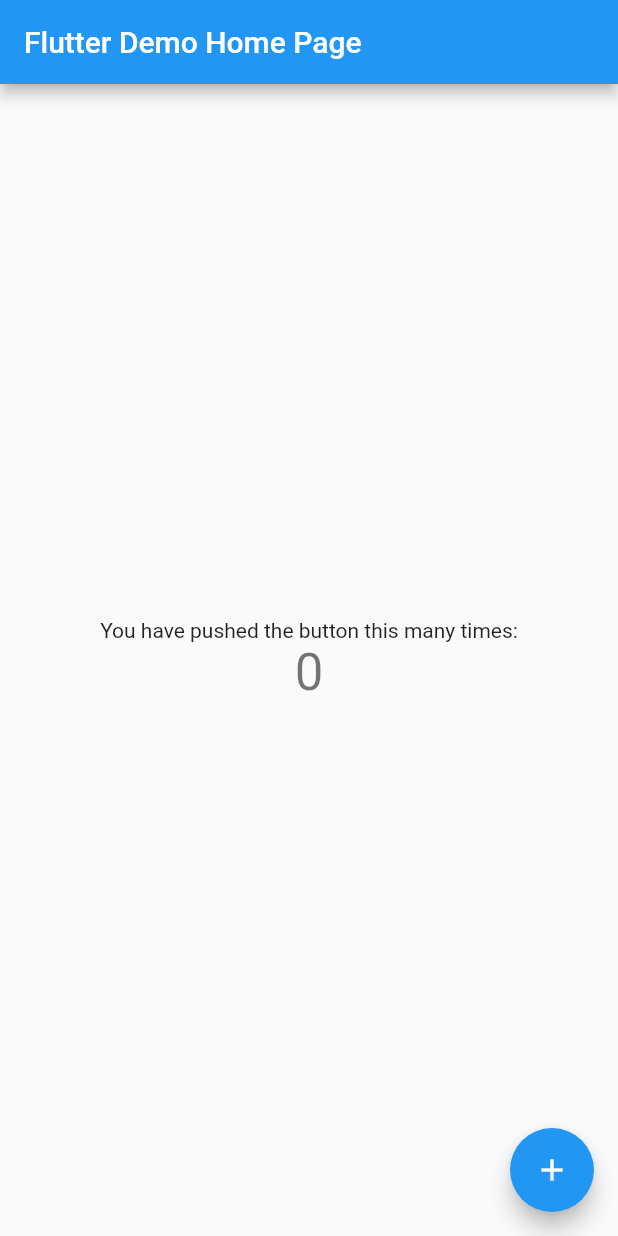
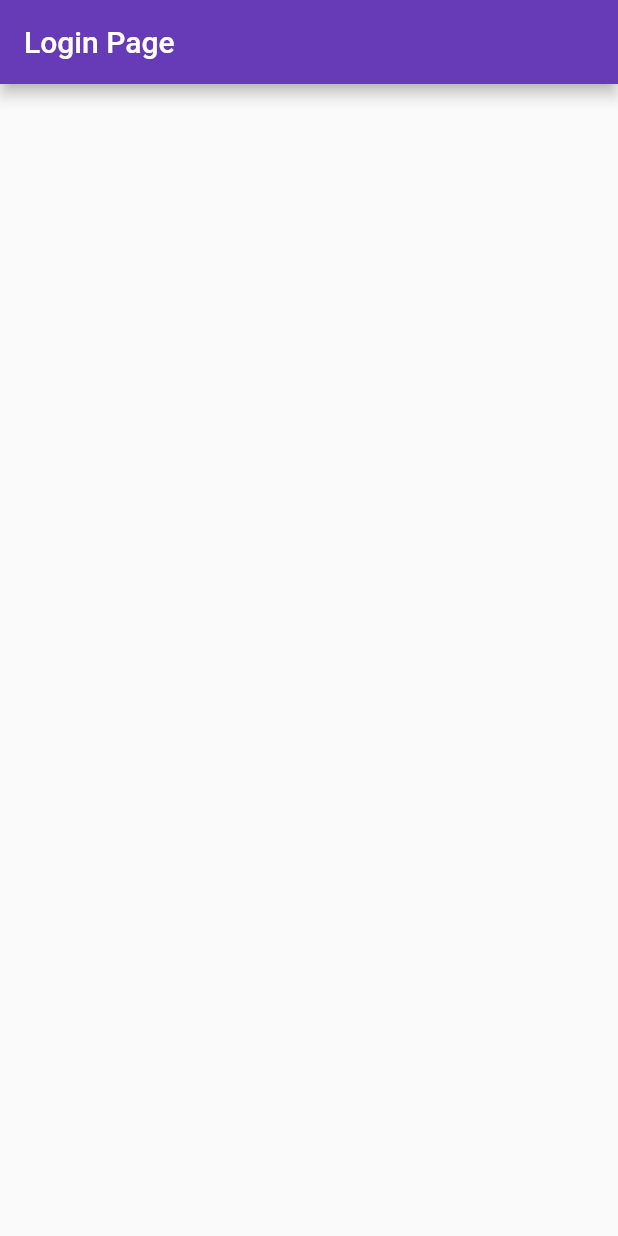
Before and after one commit to sbtckayce/study_flutter_1, a Flutter app: the screen it shows after launch, on a phone screen of 412 x 824 dp. Run offline on Flutter 3.47's test engine with Material 2 defaults, Android fonts, the phone set to English and light mode, and no system bars.

Commit message:
first_screen_commit

```diff
--- /dev/null
+++ b/lib/config/app_router.dart
@@ -0,0 +1,17 @@
+import 'package:flutter/material.dart';
+import 'package:study_flutter/screens/screens.dart';
+
+class AppRouter{
+
+  static Route onGenerateRoute(RouteSettings settings){
+    switch(settings.name){
+      case '/':
+        return HomeScreen.route();
+      default:
+        return errorRoute();
+    }
+  }
+  static Route errorRoute(){
+    return MaterialPageRoute(builder: (_)=> Scaffold(appBar: AppBar(title: const Text('Error'),),));
+  }
+}
--- a/lib/main.dart
+++ b/lib/main.dart
@@ -1,4 +1,6 @@
 import 'package:flutter/material.dart';
+import 'package:study_flutter/config/app_router.dart';
+import 'package:study_flutter/screens/screens.dart';
 
 void main() {
   runApp(const MyApp());
@@ -12,104 +14,14 @@
   Widget build(BuildContext context) {
     return MaterialApp(
       title: 'Flutter Demo',
+      themeMode: ThemeMode.light,
+      darkTheme: ThemeData(brightness: Brightness.dark),
       theme: ThemeData(
-        // This is the theme of your application.
-        //
-        // Try running your application with "flutter run". You'll see the
-        // application has a blue toolbar. Then, without quitting the app, try
-        // changing the primarySwatch below to Colors.green and then invoke
-        // "hot reload" (press "r" in the console where you ran "flutter run",
-        // or simply save your changes to "hot reload" in a Flutter IDE).
-        // Notice that the counter didn't reset back to zero; the application
-        // is not restarted.
-        primarySwatch: Colors.blue,
+
+        primarySwatch: Colors.deepPurple,
       ),
-      home: const MyHomePage(title: 'Flutter Demo Home Page'),
+      onGenerateRoute: AppRouter.onGenerateRoute,
+      initialRoute: HomeScreen.routeName,
     );
   }
 }
-
-class MyHomePage extends StatefulWidget {
-  const MyHomePage({super.key, required this.title});
-
-  // This widget is the home page of your application. It is stateful, meaning
-  // that it has a State object (defined below) that contains fields that affect
-  // how it looks.
-
-  // This class is the configuration for the state. It holds the values (in this
-  // case the title) provided by the parent (in this case the App widget) and
-  // used by the build method of the State. Fields in a Widget subclass are
-  // always marked "final".
-
-  final String title;
-
-  @override
-  State<MyHomePage> createState() => _MyHomePageState();
-}
-
-class _MyHomePageState extends State<MyHomePage> {
-  int _counter = 0;
-
-  void _incrementCounter() {
-    setState(() {
-      // This call to setState tells the Flutter framework that something has
-      // changed in this State, which causes it to rerun the build method below
-      // so that the display can reflect the updated values. If we changed
-      // _counter without calling setState(), then the build method would not be
-      // called again, and so nothing would appear to happen.
-      _counter++;
-    });
-  }
-
-  @override
-  Widget build(BuildContext context) {
-    // This method is rerun every time setState is called, for instance as done
-    // by the _incrementCounter method above.
-    //
-    // The Flutter framework has been optimized to make rerunning build methods
-    // fast, so that you can just rebuild anything that needs updating rather
-    // than having to individually change instances of widgets.
-    return Scaffold(
-      appBar: AppBar(
-        // Here we take the value from the MyHomePage object that was created by
-        // the App.build method, and use it to set our appbar title.
-        title: Text(widget.title),
-      ),
-      body: Center(
-        // Center is a layout widget. It takes a single child and positions it
-        // in the middle of the parent.
-        child: Column(
-          // Column is also a layout widget. It takes a list of children and
-          // arranges them vertically. By default, it sizes itself to fit its
-          // children horizontally, and tries to be as tall as its parent.
-          //
-          // Invoke "debug painting" (press "p" in the console, choose the
-          // "Toggle Debug Paint" action from the Flutter Inspector in Android
-          // Studio, or the "Toggle Debug Paint" command in Visual Studio Code)
-          // to see the wireframe for each widget.
-          //
-          // Column has various properties to control how it sizes itself and
-          // how it positions its children. Here we use mainAxisAlignment to
-          // center the children vertically; the main axis here is the vertical
-          // axis because Columns are vertical (the cross axis would be
-          // horizontal).
-          mainAxisAlignment: MainAxisAlignment.center,
-          children: <Widget>[
-            const Text(
-              'You have pushed the button this many times:',
-            ),
-            Text(
-              '$_counter',
-              style: Theme.of(context).textTheme.headline4,
-            ),
-          ],
-        ),
-      ),
-      floatingActionButton: FloatingActionButton(
-        onPressed: _incrementCounter,
-        tooltip: 'Increment',
-        child: const Icon(Icons.add),
-      ), // This trailing comma makes auto-formatting nicer for build methods.
-    );
-  }
-}
--- /dev/null
+++ b/lib/screens/home/home_screen.dart
@@ -0,0 +1,18 @@
+import 'package:flutter/material.dart';
+
+class HomeScreen extends StatelessWidget {
+  const HomeScreen({super.key});
+  static const String routeName='/';
+  static Route route(){
+    return MaterialPageRoute(
+      settings: RouteSettings(name: HomeScreen.routeName),
+      builder: (_)=>HomeScreen());
+  }
+
+  @override
+  Widget build(BuildContext context) {
+    return Scaffold(
+      appBar:  AppBar(title: const Text('Login Page')),
+    );
+  }
+}
--- /dev/null
+++ b/lib/screens/screens.dart
@@ -0,0 +1 @@
+export './home/home_screen.dart';
```
